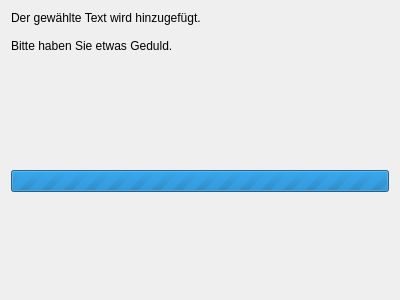
Qt form simon/src/simonmodelmanagementui/ImportTrainingTexts/importtrainingtextworkingpage.ui (KDE/simon) before a commit.
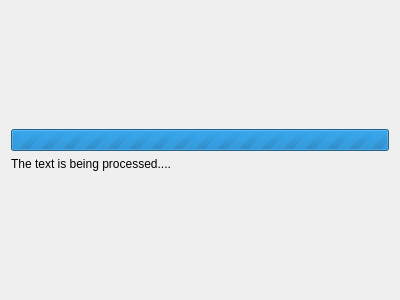
The same form after that commit.

```diff
--- a/simon/src/simonmodelmanagementui/ImportTrainingTexts/importtrainingtextworkingpage.ui
+++ b/simon/src/simonmodelmanagementui/ImportTrainingTexts/importtrainingtextworkingpage.ui
@@ -13,19 +13,6 @@
    <string>Form</string>
   </property>
   <layout class="QVBoxLayout" >
-   <item>
-    <widget class="QLabel" name="lbDesc" >
-     <property name="text" >
-      <string>Der gewählte Text wird hinzugefügt.
-
-Bitte haben Sie etwas Geduld.
-</string>
-     </property>
-     <property name="wordWrap" >
-      <bool>true</bool>
-     </property>
-    </widget>
-   </item>
    <item>
     <spacer>
      <property name="orientation" >
@@ -45,7 +32,17 @@
       <number>0</number>
      </property>
      <property name="value" >
-      <number>-1</number>
+      <number>328</number>
+     </property>
+    </widget>
+   </item>
+   <item>
+    <widget class="QLabel" name="lbDesc" >
+     <property name="text" >
+      <string>The text is being processed....</string>
+     </property>
+     <property name="wordWrap" >
+      <bool>true</bool>
      </property>
     </widget>
    </item>
```
Left out of the diff: 4 changed lines with no effect on the pictures.
